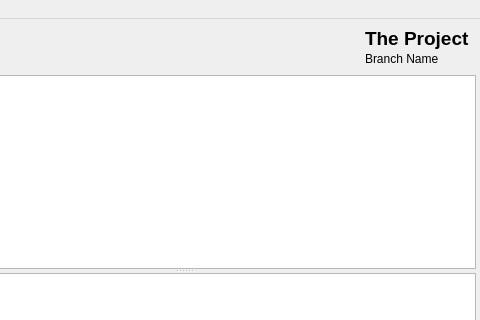
Before: the Qt Designer form src/MainWindow.ui in soramimi/Guitar, drawn with Qt 5; both pictures show x 368 to 848 and y 0 to 320 of the 848 by 596 pixel window.
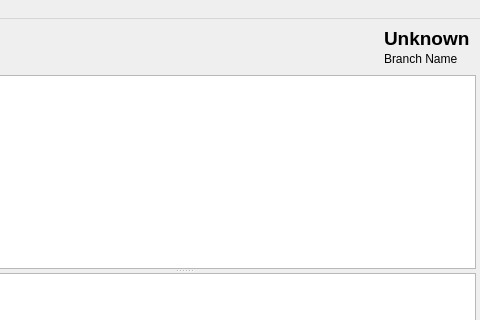
After: the same form once the commit is applied. Icons and pictures are not drawn. Custom widgets are drawn as their Qt base class.

Diff of the .ui file:
```diff
--- a/src/MainWindow.ui
+++ b/src/MainWindow.ui
@@ -253,7 +253,7 @@
              </font>
             </property>
             <property name="text">
-             <string>The Project</string>
+             <string>Unknown</string>
             </property>
            </widget>
           </item>
```
